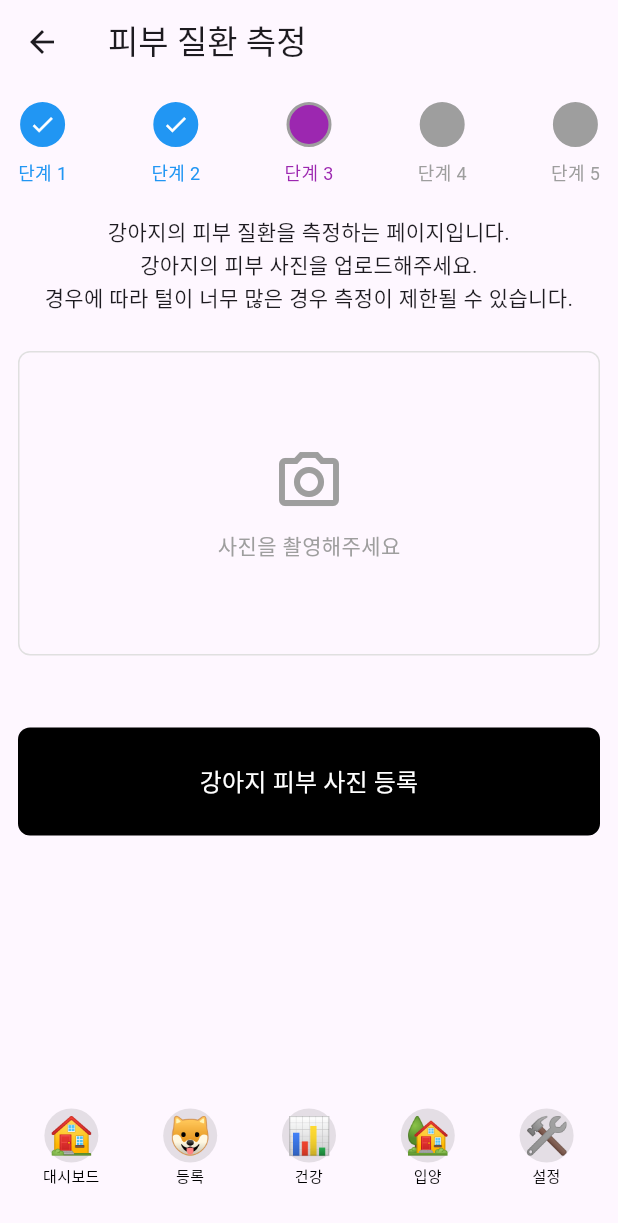
After one commit to Capston-Dogcument/document-frontend, a Flutter app: the CheckSkinScreen screen opened directly, on a phone screen of 412 x 824 dp. The commit adds this screen. Shown: the top 1223 px of the screen. Run offline on Flutter 3.47's test engine with Material 3 defaults, Android fonts, the phone set to English and light mode, and no system bars; our stand-ins replace camera, image_cropper; Roboto replaces fonts that are missing (pretendard).

```diff
--- /dev/null
+++ b/lib/screens/check_skin_screen.dart
@@ -0,0 +1,214 @@
+import 'package:flutter/material.dart';
+import 'package:document/widgets/basic_button.dart';
+import 'package:document/widgets/bottom_tapbar.dart';
+import 'package:document/widgets/progressbar.dart';
+import 'package:camera/camera.dart';
+import 'dart:io';
+import 'package:document/screens/take_skin_photo_screen.dart';
+
+class CheckSkinScreen extends StatefulWidget {
+  const CheckSkinScreen({super.key});
+
+  @override
+  State<CheckSkinScreen> createState() => _CheckSkinScreenState();
+}
+
+class _CheckSkinScreenState extends State<CheckSkinScreen> {
+  XFile? _photo;
+  bool showResult = false;
+  Map<String, dynamic>? skinResult;
+
+  Future<void> _navigateToCamera() async {
+    final result = await Navigator.push<XFile>(
+      context,
+      MaterialPageRoute(builder: (context) => const TakeSkinPhotoScreen()),
+    );
+
+    if (result != null) {
+      setState(() {
+        _photo = result;
+        showResult = false;
+        skinResult = null;
+      });
+    }
+  }
+
+  Future<void> _analyzeSkin() async {
+    // TODO: 백엔드 통신 구현
+    setState(() {
+      showResult = true;
+      skinResult = {
+        "condition": "피부염",
+        "severity": "경증",
+      };
+    });
+  }
+
+  @override
+  Widget build(BuildContext context) {
+    return Scaffold(
+      appBar: AppBar(
+        title: const Text("피부 질환 측정"),
+      ),
+      body: SafeArea(
+        child: Padding(
+          padding: const EdgeInsets.all(12.0),
+          child: Column(
+            children: [
+              const ProgressBar(
+                steps: [true, true, false, false, false],
+              ),
+              const SizedBox(height: 20),
+              Expanded(
+                child: SingleChildScrollView(
+                  child: Column(
+                    crossAxisAlignment: CrossAxisAlignment.center,
+                    children: [
+                      const Text(
+                        '강아지의 피부 질환을 측정하는 페이지입니다.\n'
+                        '강아지의 피부 사진을 업로드해주세요.\n'
+                        '경우에 따라 털이 너무 많은 경우 측정이 제한될 수 있습니다.',
+                        textAlign: TextAlign.center,
+                        style: TextStyle(
+                          fontSize: 14,
+                          height: 1.5,
+                        ),
+                      ),
+
+                      const SizedBox(height: 24),
+
+                      // 이미지 프리뷰
+                      Container(
+                        width: double.infinity,
+                        height: 203,
+                        decoration: BoxDecoration(
+                          borderRadius: BorderRadius.circular(8),
+                          border: Border.all(
+                            color: Colors.grey[300]!,
+                          ),
+                        ),
+                        child: _photo != null
+                            ? ClipRRect(
+                                borderRadius: BorderRadius.circular(8),
+                                child: Image.file(
+                                  File(_photo!.path),
+                                  fit: BoxFit.cover,
+                                ),
+                              )
+                            : const Center(
+                                child: Column(
+                                  mainAxisAlignment: MainAxisAlignment.center,
+                                  children: [
+                                    Icon(
+                                      Icons.camera_alt_outlined,
+                                      size: 48,
+                                      color: Colors.grey,
+                                    ),
+                                    SizedBox(height: 8),
+                                    Text(
+                                      '사진을 촬영해주세요',
+                                      style: TextStyle(
+                                        color: Colors.grey,
+                                        fontSize: 14,
+                                      ),
+                                    ),
+                                  ],
+                                ),
+                              ),
+                      ),
+
+                      const SizedBox(height: 24),
+
+                      // 결과 표시
+                      if (showResult && skinResult != null) ...[
+                        Container(
+                          padding: const EdgeInsets.symmetric(horizontal: 12),
+                          child: Column(
+                            crossAxisAlignment: CrossAxisAlignment.start,
+                            children: [
+                              const Text(
+                                '피부 질환 진단 결과',
+                                style: TextStyle(
+                                  fontSize: 18,
+                                  fontWeight: FontWeight.w500,
+                                ),
+                              ),
+                              const SizedBox(height: 12),
+                              Container(
+                                width: double.infinity,
+                                padding: const EdgeInsets.all(12),
+                                decoration: BoxDecoration(
+                                  border: Border.all(
+                                    color: Colors.grey[300]!,
+                                  ),
+                                  borderRadius: BorderRadius.circular(6),
+                                ),
+                                child: Column(
+                                  crossAxisAlignment: CrossAxisAlignment.start,
+                                  children: [
+                                    const Text(
+                                      '진단',
+                                      style: TextStyle(
+                                        color: Colors.black54,
+                                        fontSize: 14,
+                                      ),
+                                    ),
+                                    Text(
+                                      skinResult!["condition"],
+                                      style: const TextStyle(
+                                        fontSize: 20,
+                                        fontWeight: FontWeight.w500,
+                                      ),
+                                    ),
+                                  ],
+                                ),
+                              ),
+                            ],
+                          ),
+                        ),
+                      ],
+
+                      const SizedBox(height: 24),
+
+                      // 버튼들
+                      if (_photo == null)
+                        BasicButton(
+                          label: '강아지 피부 사진 등록',
+                          onPressed: _navigateToCamera,
+                        )
+                      else ...[
+                        BasicButton(
+                          label: '결과보기',
+                          onPressed: _analyzeSkin,
+                        ),
+                        if (showResult)
+                          Padding(
+                            padding: const EdgeInsets.only(top: 12),
+                            child: BasicButton(
+                              label: '다음단계',
+                              onPressed: () {
+                                // TODO: 다음 단계로 이동
+                              },
+                            ),
+                          ),
+                      ],
+                    ],
+                  ),
+                ),
+              ),
+            ],
+          ),
+        ),
+      ),
+      bottomNavigationBar: BottomTabBar(
+        tabItems: [
+          TabItem(icon: '🏠', label: '대시보드', onTap: () {}),
+          TabItem(icon: '🐶', label: '등록', onTap: () {}),
+          TabItem(icon: '📊', label: '건강', onTap: () {}),
+          TabItem(icon: '🏡', label: '입양', onTap: () {}),
+          TabItem(icon: '🛠️', label: '설정', onTap: () {}),
+        ],
+      ),
+    );
+  }
+}
--- a/pubspec.yaml
+++ b/pubspec.yaml
@@ -37,6 +37,7 @@ dependencies:
   # Use with the CupertinoIcons class for iOS style icons.
   cupertino_icons: ^1.0.2
   camera: ^0.10.5+9
+  image_cropper: ^6.0.0
 
 dev_dependencies:
   flutter_test:
```
Also changed, not shown: lib/screens/check_obesity_screen.dart (+8 -1 lines), lib/screens/crop_skin_photo_screen.dart (added, +79 -0 lines), lib/screens/take_skin_photo_screen.dart (added, +194 -0 lines), pubspec.lock.
